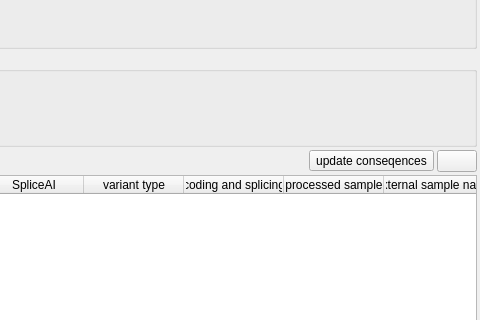
Qt form src/GSvar/SmallVariantSearchWidget.ui (imgag/ngs-bits) before a commit; both pictures show x 720 to 1200 and y 182 to 502 of the 1200 by 800 pixel window.
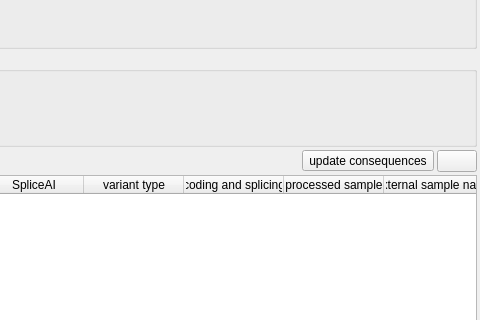
The same form after that commit. Icons and pictures are not drawn.

Commit message: variant search: fixed crash when updating variant consequences and VariantHgvsAnnotator throws an exception

Patch:
```diff
--- a/src/GSvar/SmallVariantSearchWidget.ui
+++ b/src/GSvar/SmallVariantSearchWidget.ui
@@ -577,7 +577,7 @@
         <string>&lt;html&gt;&lt;head/&gt;&lt;body&gt;&lt;p&gt;Variant consequence annotations shown after search are stored in NGSD.&lt;br/&gt;Variant consequence in NGSD are only update when the variant is imported into NGSD through a new case.&lt;/p&gt;&lt;p&gt;So they can be quite old, possibly even based on a outdated Ensembl build.&lt;br/&gt;To get up-to-date variants consequence annotations, you can re-calcualted variant consequences using this button.&lt;/p&gt;&lt;/body&gt;&lt;/html&gt;</string>
        </property>
        <property name="text">
-        <string>update conseqences</string>
+        <string>update consequences</string>
        </property>
        <property name="popupMode">
         <enum>QToolButton::ToolButtonPopupMode::InstantPopup</enum>
```
The commit also changes 4 other files.
